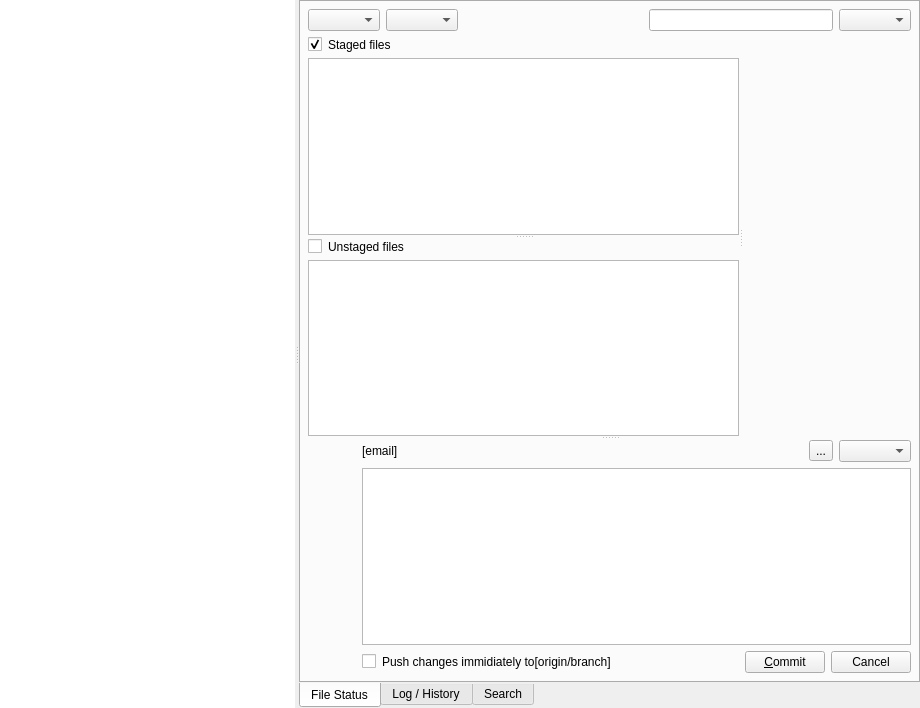
This is qgitrepository.ui in bokic/gitmaster as Qt 5 draws it before an edit. The edited form follows.
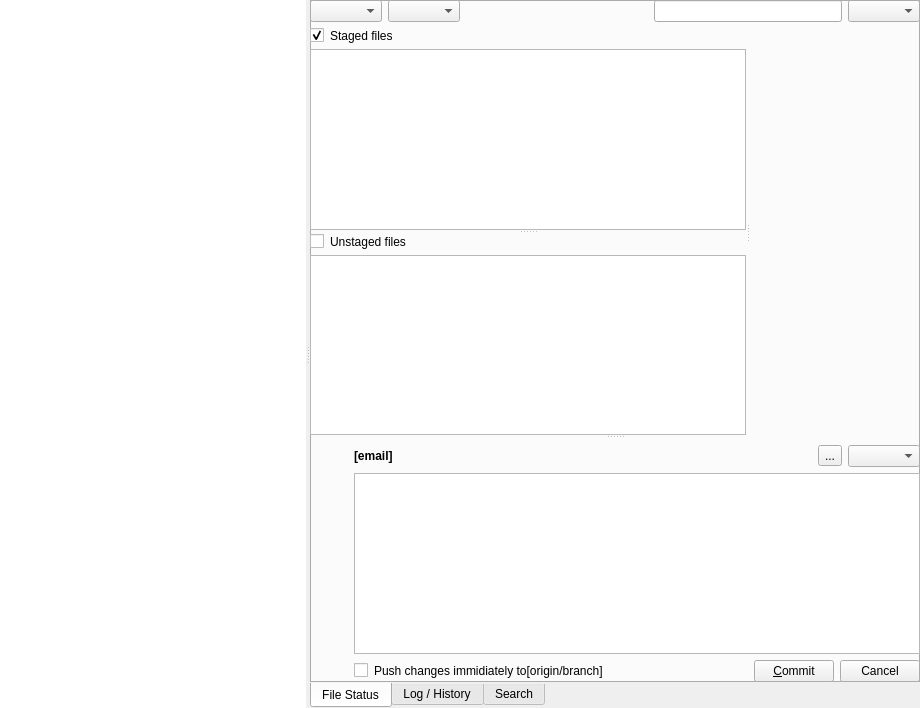
This is the edited form.

Diff of the .ui file:
```diff
--- a/qgitrepository.ui
+++ b/qgitrepository.ui
@@ -59,8 +59,23 @@
         <string>File Status</string>
        </attribute>
        <layout class="QVBoxLayout" name="verticalLayout_7">
+        <property name="leftMargin">
+         <number>0</number>
+        </property>
+        <property name="topMargin">
+         <number>0</number>
+        </property>
+        <property name="rightMargin">
+         <number>0</number>
+        </property>
+        <property name="bottomMargin">
+         <number>0</number>
+        </property>
         <item>
          <layout class="QVBoxLayout" name="verticalLayout_6">
+          <property name="spacing">
+           <number>6</number>
+          </property>
           <item>
            <layout class="QHBoxLayout" name="horizontalLayout_2">
             <item>
@@ -139,69 +154,55 @@
             </widget>
             <widget class="QWidget" name="layoutWidget_3">
              <layout class="QHBoxLayout" name="horizontalLayout_5">
+              <property name="spacing">
+               <number>6</number>
+              </property>
+              <property name="leftMargin">
+               <number>6</number>
+              </property>
+              <property name="topMargin">
+               <number>6</number>
+              </property>
+              <property name="rightMargin">
+               <number>0</number>
+              </property>
+              <property name="bottomMargin">
+               <number>0</number>
+              </property>
               <item>
                <layout class="QVBoxLayout" name="verticalLayout_5">
                 <item>
                  <widget class="QLabel" name="label_signatureGravatarImage">
-                  <property name="sizePolicy">
-                   <sizepolicy hsizetype="Fixed" vsizetype="Fixed">
-                    <horstretch>0</horstretch>
-                    <verstretch>0</verstretch>
-                   </sizepolicy>
-                  </property>
                   <property name="minimumSize">
                    <size>
-                    <width>48</width>
-                    <height>48</height>
+                    <width>32</width>
+                    <height>32</height>
                    </size>
                   </property>
-                  <property name="maximumSize">
-                   <size>
-                    <width>48</width>
-                    <height>48</height>
-                   </size>
+                  <property name="alignment">
+                   <set>Qt::AlignLeading|Qt::AlignLeft|Qt::AlignTop</set>
                   </property>
                  </widget>
                 </item>
-                <item>
-                 <spacer name="verticalSpacer">
-                  <property name="orientation">
-                   <enum>Qt::Vertical</enum>
-                  </property>
-                  <property name="sizeHint" stdset="0">
-                   <size>
-                    <width>20</width>
-                    <height>40</height>
-                   </size>
-                  </property>
-                 </spacer>
-                </item>
                </layout>
               </item>
               <item>
                <layout class="QVBoxLayout" name="verticalLayout_4">
                 <item>
-                 <layout class="QHBoxLayout" name="horizontalLayout_3" stretch="0,0,0,0">
+                 <layout class="QHBoxLayout" name="horizontalLayout_3" stretch="1,0,0">
                   <item>
                    <widget class="QLabel" name="label_signatureEmail">
+                    <property name="font">
+                     <font>
+                      <weight>75</weight>
+                      <bold>true</bold>
+                     </font>
+                    </property>
                     <property name="text">
                      <string>[email]</string>
                     </property>
                    </widget>
                   </item>
-                  <item>
-                   <spacer name="horizontalSpacer_2">
-                    <property name="orientation">
-                     <enum>Qt::Horizontal</enum>
-                    </property>
-                    <property name="sizeHint" stdset="0">
-                     <size>
-                      <width>40</width>
-                      <height>20</height>
-                     </size>
-                    </property>
-                   </spacer>
-                  </item>
                   <item>
                    <widget class="QToolButton" name="toolButton">
                     <property name="text">
@@ -215,7 +216,20 @@
                  </layout>
                 </item>
                 <item>
-                 <widget class="QPlainTextEdit" name="plainTextEdit_commitMessage"/>
+                 <widget class="QPlainTextEdit" name="plainTextEdit_commitMessage">
+                  <property name="sizePolicy">
+                   <sizepolicy hsizetype="Minimum" vsizetype="Minimum">
+                    <horstretch>0</horstretch>
+                    <verstretch>0</verstretch>
+                   </sizepolicy>
+                  </property>
+                  <property name="minimumSize">
+                   <size>
+                    <width>0</width>
+                    <height>125</height>
+                   </size>
+                  </property>
+                 </widget>
                 </item>
                 <item>
                  <layout class="QHBoxLayout" name="horizontalLayout_4">
```
